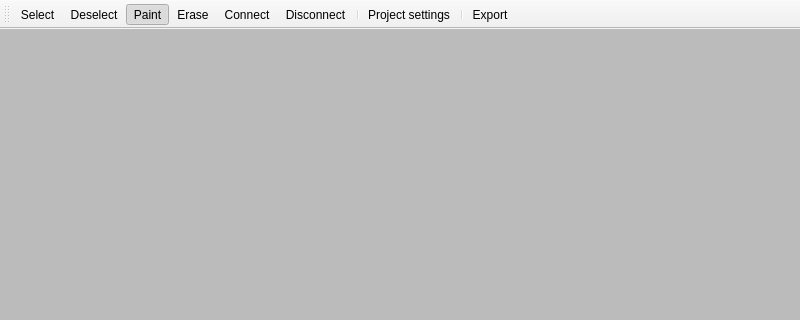
First picture: the form in src/mainwindow.ui, repository Nico-Duduf/Dumodraw, before the edit; both pictures show x 0 to 800 and y 0 to 320 of the 800 by 600 pixel window.
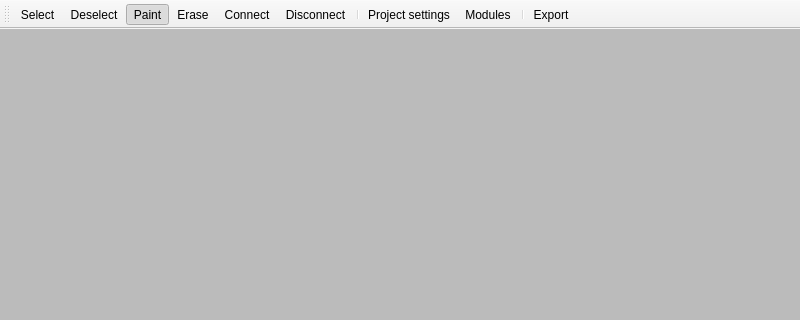
Second picture: the form after the edit.

```diff
--- a/src/mainwindow.ui
+++ b/src/mainwindow.ui
@@ -36,6 +36,7 @@
    <addaction name="actionDisconnect"/>
    <addaction name="separator"/>
    <addaction name="actionProject_settings"/>
+   <addaction name="actionModules"/>
    <addaction name="separator"/>
    <addaction name="actionExport"/>
   </widget>
@@ -145,6 +146,14 @@
     <string>Adjust project settings</string>
    </property>
   </action>
+  <action name="actionModules">
+   <property name="text">
+    <string>Modules</string>
+   </property>
+   <property name="toolTip">
+    <string>Select the modules you want to use</string>
+   </property>
+  </action>
  </widget>
  <resources/>
  <connections/>
```
